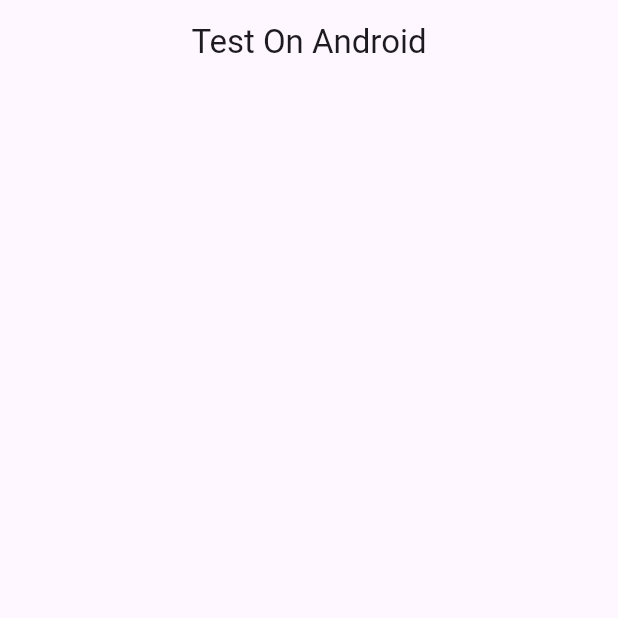
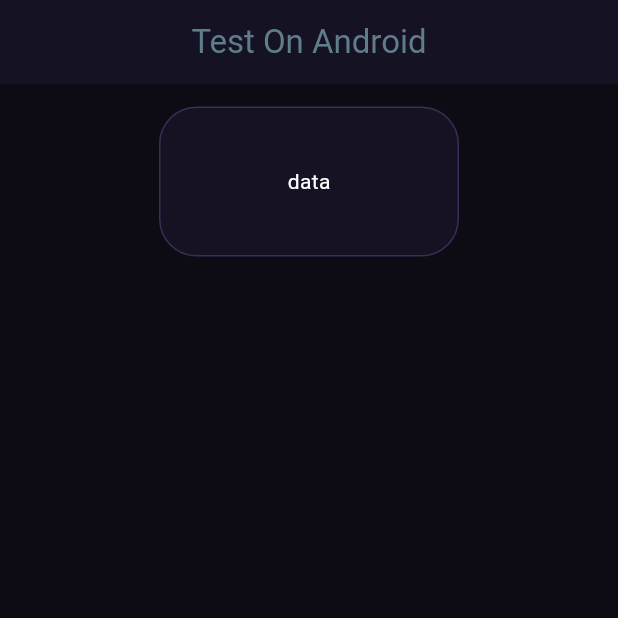
Before and after one commit to MdMahbubTanmay/flutter_to_apk, a Flutter app: the screen it shows after launch, on a phone screen of 412 x 824 dp, the top half of it. Run offline on Flutter 3.47's test engine with Material 3 defaults, Android fonts, the phone set to English and light mode, and no system bars.

Commit message:
Added Curved Stylish Container

```diff
--- a/lib/main.dart
+++ b/lib/main.dart
@@ -17,12 +17,62 @@
 
       home: Scaffold(
 
+
+        backgroundColor :const Color(0xFF0D0B14),
+
         appBar: AppBar(
-          title: Text('Test On Android'),
+          title: Text(
+            'Test On Android',
+            style: TextStyle(color: Colors.blueGrey),
+          ),
           centerTitle: true,
+          backgroundColor: const Color(0xFF151224),
 
 
         ),
+
+        body :
+
+        Container(
+
+          padding: EdgeInsets.all(15),
+
+
+
+          child: Row(
+            mainAxisAlignment: MainAxisAlignment.center,
+
+            crossAxisAlignment: CrossAxisAlignment.center,
+
+            children: [
+            Container(
+
+
+              width: 200,
+              height: 100,
+              decoration: BoxDecoration(
+
+              color: const Color(0xff161224),
+                borderRadius: BorderRadius.circular(25),
+
+                border: Border.all(
+                  color: const Color(0xff3b2d54)
+                )
+              ),
+              child:Center(
+              child:
+
+              Text(
+
+                'data', style: TextStyle(color: Color(0xffffffff)),),),
+
+            ),
+
+          ],),
+
+        ),
+
+
 
       )
 
```
